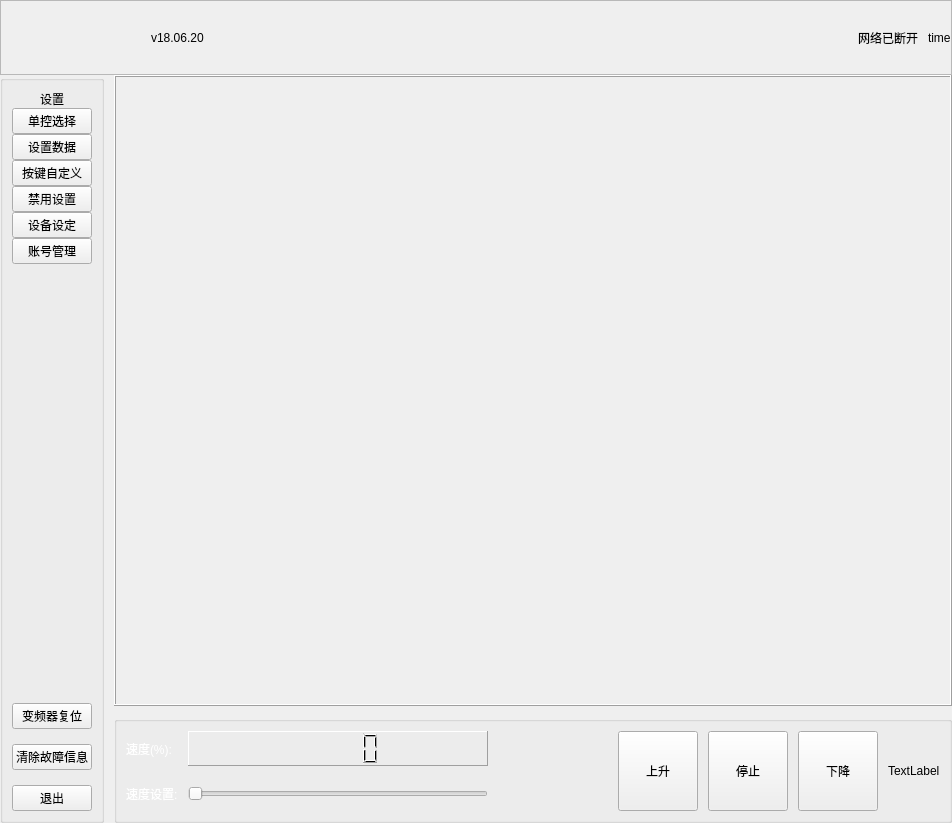
First picture: the form in ui/mainwindow.ui, repository niuyuxin/touchScreen, before the edit.
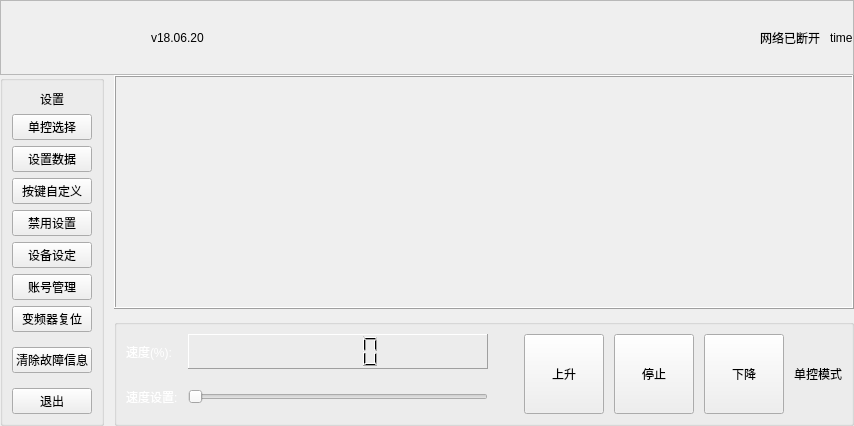
Second picture: the form after the edit.

What changed in the file:
```diff
--- a/ui/mainwindow.ui
+++ b/ui/mainwindow.ui
@@ -6,8 +6,8 @@
    <rect>
     <x>0</x>
     <y>0</y>
-    <width>952</width>
-    <height>823</height>
+    <width>854</width>
+    <height>396</height>
    </rect>
   </property>
   <property name="windowTitle">
@@ -117,7 +117,7 @@
        </property>
        <layout class="QVBoxLayout" name="verticalLayout_2">
         <property name="spacing">
-         <number>0</number>
+         <number>6</number>
         </property>
         <item>
          <widget class="QLabel" name="settingTextLabel">
@@ -415,7 +415,7 @@
              <enum>QFrame::Raised</enum>
             </property>
             <property name="text">
-             <string>TextLabel</string>
+             <string>单控模式</string>
             </property>
            </widget>
           </item>
```
Left out of the diff: 2 changed lines with no effect on the pictures.
